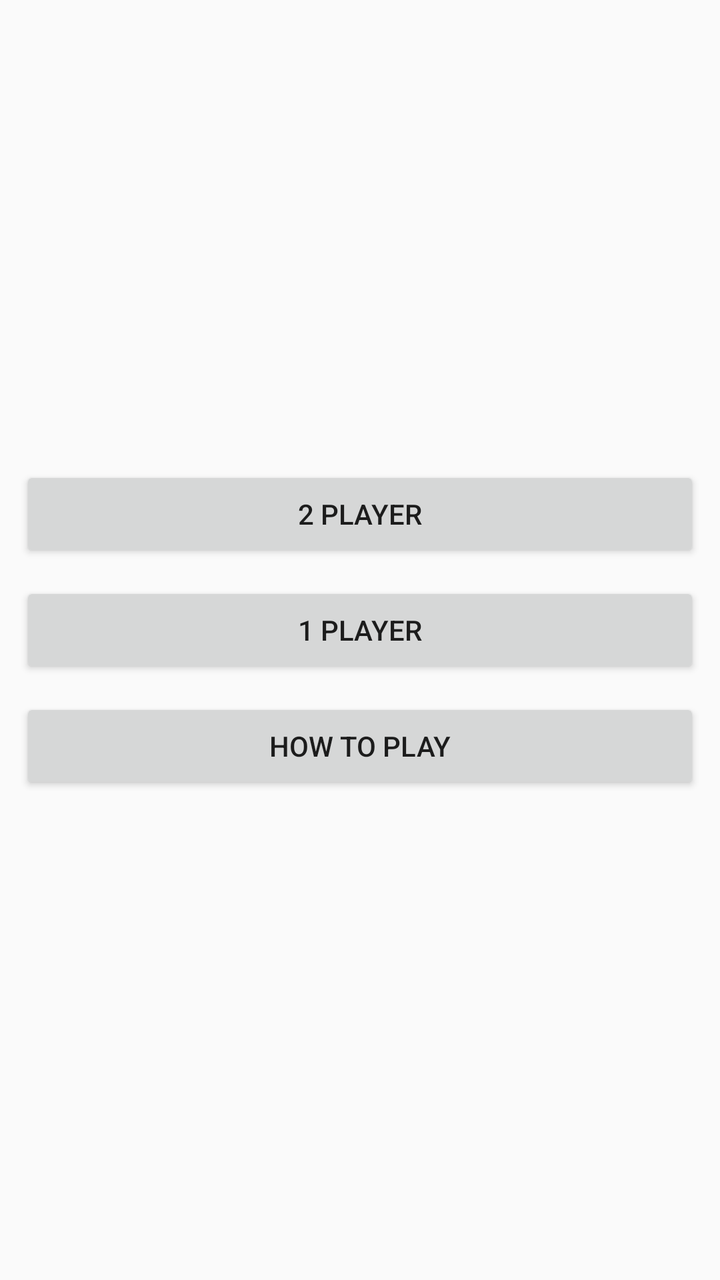
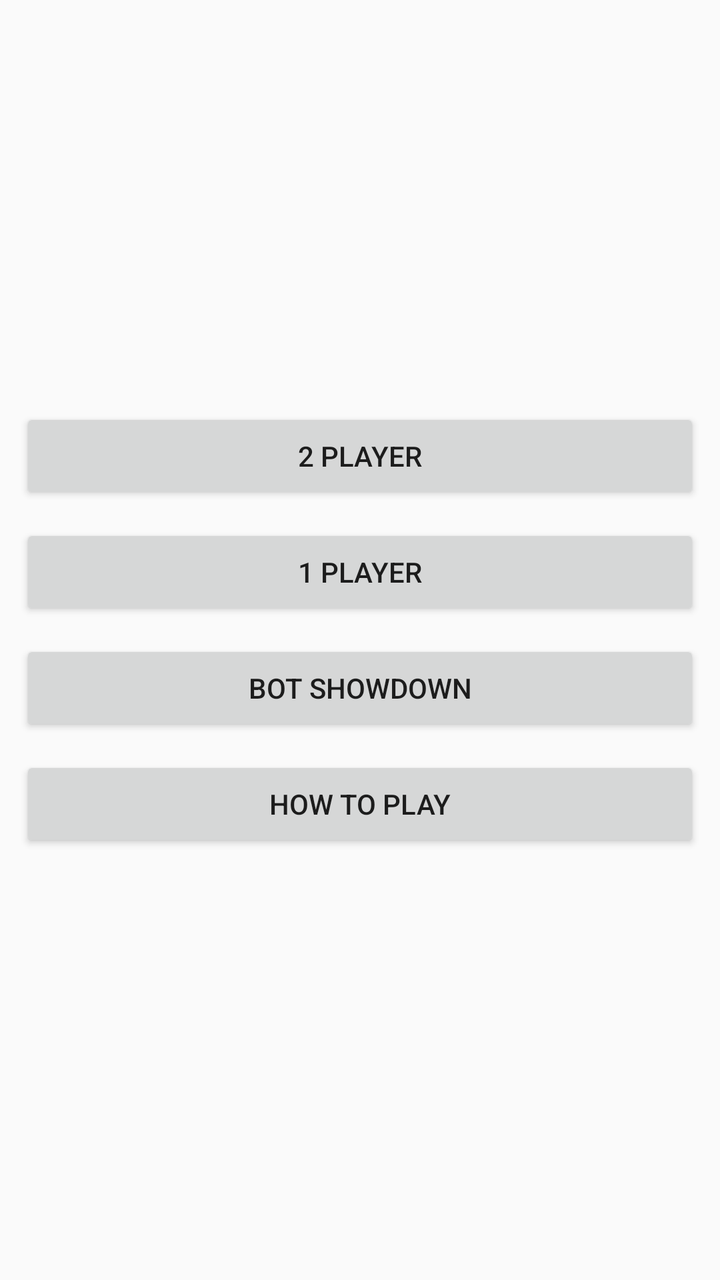

The first picture is an Android layout as it rendered before a commit; the second is the same layout after the commit. The layout source and the unified diff follow.
<!-- AndroidManifest.xml: application theme AppTheme -->
<!-- res/layout/menu_fragment_layout.xml -->
<?xml version="1.0" encoding="utf-8"?>
<LinearLayout xmlns:android="http://schemas.android.com/apk/res/android"
    android:orientation="vertical"
    android:layout_width="match_parent"
    android:layout_height="match_parent">

    <View
        android:layout_width="match_parent"
        android:layout_height="0dp"
        android:layout_weight="1"/>

    <Button
        android:text="@string/two_player_button_text"
        android:layout_width="match_parent"
        android:layout_height="wrap_content"
        android:id="@+id/twoPlayerButton"
        android:layout_marginLeft="10dp"
        android:layout_marginRight="10dp"
        android:layout_marginBottom="10dp" />

    <Button
        android:text="@string/single_player_button_text"
        android:layout_width="match_parent"
        android:layout_height="wrap_content"
        android:id="@+id/singlePlayerButton"
        android:layout_marginBottom="10dp"
        android:layout_marginLeft="10dp"
        android:layout_marginRight="10dp" />

    <Button
        android:text="@string/how_to_button_text"
        android:layout_width="match_parent"
        android:layout_height="wrap_content"
        android:id="@+id/helpButton"
        android:layout_marginLeft="10dp"
        android:layout_marginRight="10dp"
        android:layout_marginBottom="10dp" />

    <View
        android:layout_width="match_parent"
        android:layout_height="0dp"
        android:layout_weight="1"/>
</LinearLayout>
<!-- resources referenced by this layout -->
<resources>
  <string name="how_to_button_text">How to play</string>
  <string name="single_player_button_text">1 Player</string>
  <string name="two_player_button_text">2 Player</string>
  <style name="AppTheme" parent="Theme.AppCompat.Light.DarkActionBar">
          <item name="colorPrimary">@color/colorPrimary</item>
          <item name="colorPrimaryDark">@color/colorPrimaryDark</item>
          <item name="colorAccent">@color/colorAccent</item>
      </style>
  <color name="colorPrimary">#3F51B5</color>
  <color name="colorPrimaryDark">#303F9F</color>
  <color name="colorAccent">#FF4081</color>
</resources>

<!-- the commit's change to res/layout/menu_fragment_layout.xml (unified diff, before → after) -->
@@ -28,6 +28,15 @@
         android:layout_marginRight="10dp" />
 
     <Button
+        android:text="@string/bot_showdown_button_text"
+        android:layout_width="match_parent"
+        android:layout_height="wrap_content"
+        android:id="@+id/botShowdownButton"
+        android:layout_marginLeft="10dp"
+        android:layout_marginRight="10dp"
+        android:layout_marginBottom="10dp" />
+
+    <Button
         android:text="@string/how_to_button_text"
         android:layout_width="match_parent"
         android:layout_height="wrap_content"
<!-- resource entries referenced after the edit -->
@@ -1,5 +1,6 @@
 <!-- resources referenced by this layout -->
 <resources>
+  <string name="bot_showdown_button_text">Bot Showdown</string>
   <string name="how_to_button_text">How to play</string>
   <string name="single_player_button_text">1 Player</string>
   <string name="two_player_button_text">2 Player</string>
